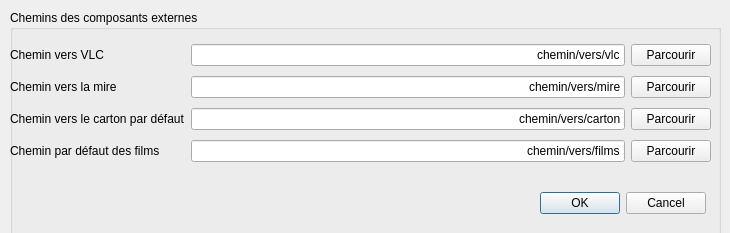
First picture: the form in src/settingswindow.ui, repository cinemaouvert/OPP, before the edit.
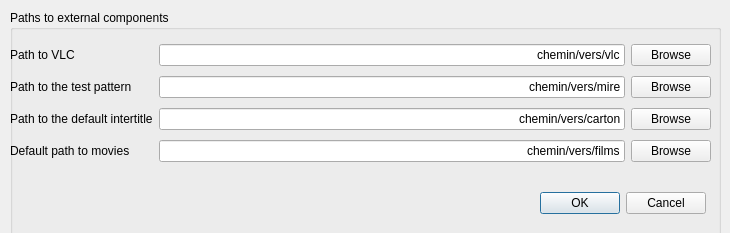
Second picture: the form after the edit.

Commit message: Traduction - Parameters

```diff
--- a/src/settingswindow.ui
+++ b/src/settingswindow.ui
@@ -23,7 +23,7 @@
     </rect>
    </property>
    <property name="title">
-    <string>Chemins des composants externes</string>
+    <string>Paths to external components</string>
    </property>
    <widget class="QDialogButtonBox" name="buttonBox_OkCancel">
     <property name="geometry">
@@ -51,7 +51,7 @@
      <item row="0" column="0">
       <widget class="QLabel" name="label_VLCPath">
        <property name="text">
-        <string>Chemin vers VLC</string>
+        <string>Path to VLC</string>
        </property>
       </widget>
      </item>
@@ -78,21 +78,21 @@
      <item row="1" column="0">
       <widget class="QLabel" name="label_testPatternPath">
        <property name="text">
-        <string>Chemin vers la mire</string>
+        <string>Path to the test pattern</string>
        </property>
       </widget>
      </item>
      <item row="0" column="2">
       <widget class="QPushButton" name="pushButton_VLCPath">
        <property name="text">
-        <string>Parcourir</string>
+        <string>Browse</string>
        </property>
       </widget>
      </item>
      <item row="1" column="2">
       <widget class="QPushButton" name="pushButton_testPatternPath">
        <property name="text">
-        <string>Parcourir</string>
+        <string>Browse</string>
        </property>
       </widget>
      </item>
@@ -109,21 +109,21 @@
      <item row="2" column="0">
       <widget class="QLabel" name="label_intertitlePath">
        <property name="text">
-        <string>Chemin vers le carton par défaut</string>
+        <string>Path to the default intertitle</string>
        </property>
       </widget>
      </item>
      <item row="2" column="2">
       <widget class="QPushButton" name="pushButton_intertitlePath">
        <property name="text">
-        <string>Parcourir</string>
+        <string>Browse</string>
        </property>
       </widget>
      </item>
      <item row="3" column="0">
       <widget class="QLabel" name="label_moviesPath">
        <property name="text">
-        <string>Chemin par défaut des films</string>
+        <string>Default path to movies</string>
        </property>
       </widget>
      </item>
@@ -140,7 +140,7 @@
      <item row="3" column="2">
       <widget class="QPushButton" name="pushButton_moviesPath">
        <property name="text">
-        <string>Parcourir</string>
+        <string>Browse</string>
        </property>
       </widget>
      </item>
```
Left out of the diff: 5 changed lines with no effect on the pictures.
